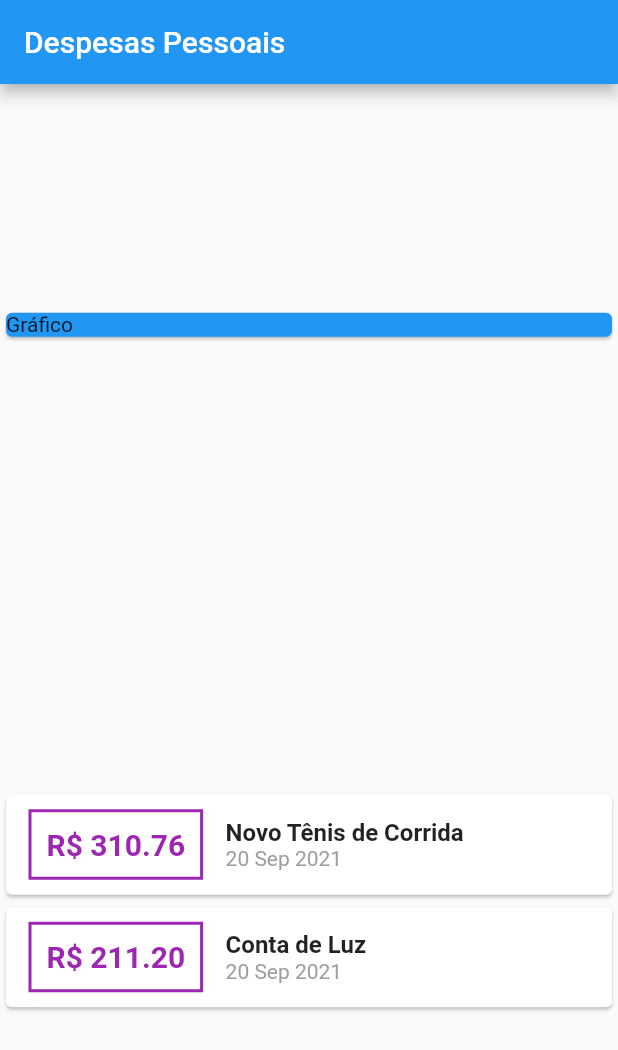
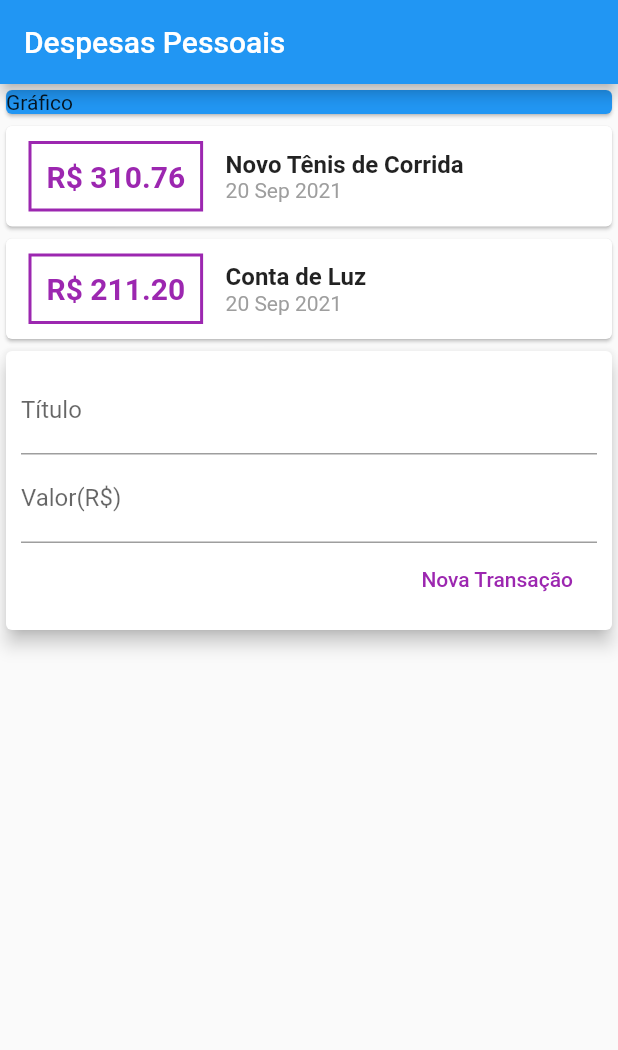
Before and after one commit to huayans/Expenses, a Flutter app: the screen it shows after launch, on a phone screen of 412 x 824 dp. Shown: the top 1050 px of the screen. Run offline on Flutter 3.47's test engine with Material 2 defaults, Android fonts, the phone set to English and light mode, and no system bars.

Commit message:
adição de textfild

```diff
--- a/lib/main.dart
+++ b/lib/main.dart
@@ -12,6 +12,9 @@ class ExpensesApp extends StatelessWidget {
 }
 
 class MyHomePage extends StatelessWidget {
+  final titleController = TextEditingController();
+  final valueController = TextEditingController();
+
   final _transaction = [
     Transaction(
         id: 't1',
@@ -29,7 +32,6 @@ class MyHomePage extends StatelessWidget {
         title: Text('Despesas Pessoais'),
       ),
       body: Column(
-        mainAxisAlignment: MainAxisAlignment.spaceAround,
         crossAxisAlignment: CrossAxisAlignment.stretch,
         children: [
           Container(
@@ -78,6 +80,38 @@ class MyHomePage extends StatelessWidget {
               ));
             }).toList(),
           ),
+          Card(
+            elevation: 5,
+            child: Padding(
+              padding: const EdgeInsets.all(10),
+              child: Column(
+                children: [
+                  TextField(
+                    controller: titleController,
+                    decoration: InputDecoration(
+                      labelText: ('Título'),
+                    ),
+                  ),
+                  TextField(
+                    controller: valueController,
+                    decoration: InputDecoration(
+                      labelText: ('Valor(R\$)'),
+                    ),
+                  ),
+                  Row(
+                    mainAxisAlignment: MainAxisAlignment.end,
+                    children: [
+                      FlatButton(
+                        onPressed: () {},
+                        child: Text('Nova Transação'),
+                        textColor: Colors.purple,
+                      ),
+                    ],
+                  )
+                ],
+              ),
+            ),
+          )
         ],
       ),
     );
```
